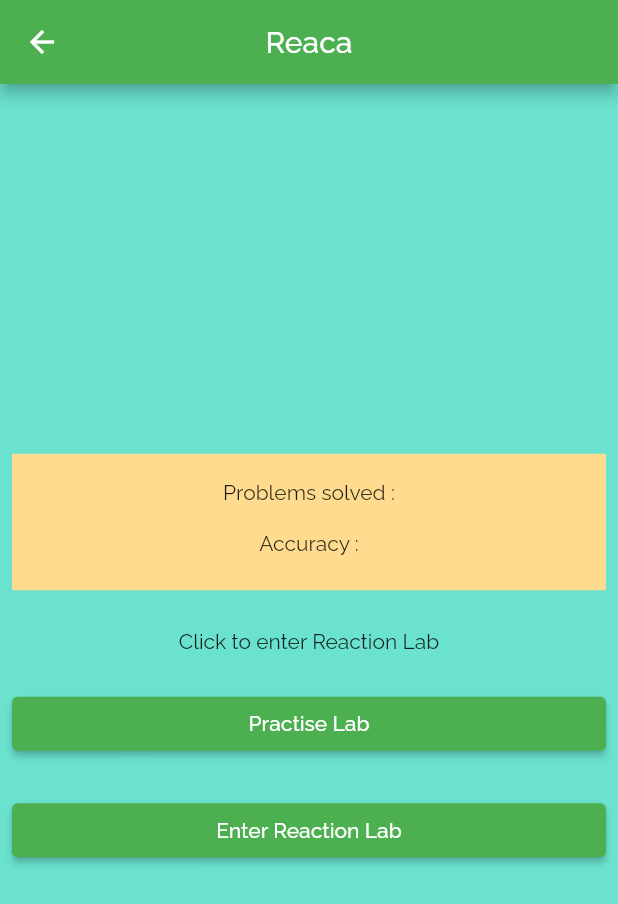
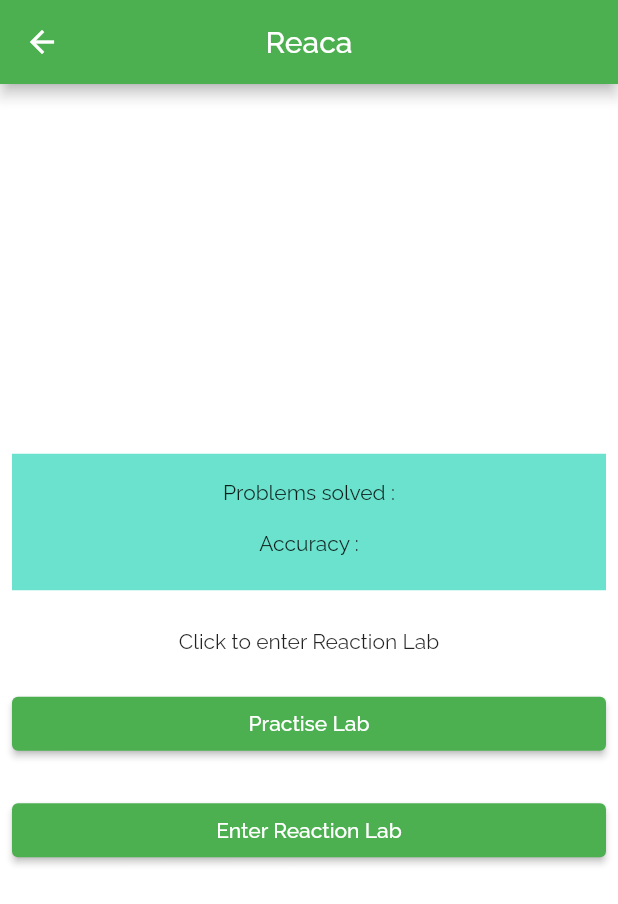
Before and after one commit to Soumi7/reaction_lab, a Flutter app: the DashboardScreen screen opened directly, on a phone screen of 412 x 824 dp. Shown: the top 904 px of the screen. Run offline on Flutter 3.47's test engine with Material 2 defaults, Android fonts, the light colour scheme and no system bars; our stand-ins replace cloud_firestore, firebase_auth, firebase_core, google_sign_in; missing offline and left inert: flutter_statusbarcolor_ns; accounts and stored records are empty.

Commit message:
some color changes

```diff
--- a/lib/screens/dashboard_screen.dart
+++ b/lib/screens/dashboard_screen.dart
@@ -17,7 +17,7 @@ class DashboardScreen extends StatelessWidget {
   @override
   Widget build(BuildContext context) {
     return Scaffold(
-      backgroundColor: CustomColors.primaryAccent,
+      backgroundColor: Colors.white10,
       appBar: AppBar(
         title: Text("Reaca"),
         centerTitle: true,
@@ -35,7 +35,7 @@ class DashboardScreen extends StatelessWidget {
                   padding: const EdgeInsets.only(bottom: 26.0),
                   child: Container(
                       width: double.maxFinite,
-                      color: CustomColors.yellow,
+                      color: CustomColors.primaryAccent,
                       child: Column(
                         children: [
                           Padding(
```
